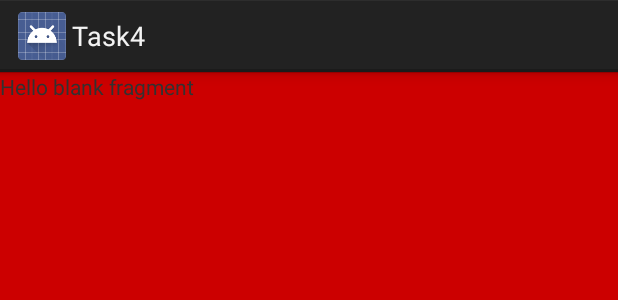
After one commit to noveogroup/university-android-task4, an Android app: the layout fragment_top.xml on its own in the app's theme, with its tools: preview values and no code run, on a phone screen of 412 x 824 dp. The commit adds this screen. Shown: the top 300 px of the screen. Run offline under Robolectric (Android 15) with nearby library versions, the phone set to English and light mode, and no system bars.

Commit message:
add TopFragment class

```diff
--- a/Task4/app/src/main/res/layout/activity_main.xml
+++ b/Task4/app/src/main/res/layout/activity_main.xml
@@ -8,9 +8,5 @@
     android:paddingBottom="@dimen/activity_vertical_margin"
     tools:context=".MainActivity">
 
-    <TextView
-        android:text="@string/hello_world"
-        android:layout_width="wrap_content"
-        android:layout_height="wrap_content" />
 
 </RelativeLayout>
--- /dev/null
+++ b/Task4/app/src/main/res/layout/fragment_top.xml
@@ -0,0 +1,15 @@
+<FrameLayout xmlns:android="http://schemas.android.com/apk/res/android"
+    xmlns:tools="http://schemas.android.com/tools"
+    android:layout_width="match_parent"
+    android:layout_height="match_parent"
+    tools:context=".fragments.TopFragment"
+    android:background="@android:color/holo_red_dark">
+
+    <!-- TODO: Update blank fragment layout -->
+    <TextView
+        android:id="@+id/top_fragment_text"
+        android:layout_width="match_parent"
+        android:layout_height="match_parent"
+        android:text="@string/hello_blank_fragment" />
+
+</FrameLayout>
--- a/Task4/app/src/main/res/values/strings.xml
+++ b/Task4/app/src/main/res/values/strings.xml
@@ -4,5 +4,6 @@
     <string name="app_name">Task4</string>
     <string name="hello_world">Hello world!</string>
     <string name="action_settings">Settings</string>
+    <string name="hello_blank_fragment">Hello blank fragment</string>
 
 </resources>
```
Also changed, not shown: Task4/app/src/main/java/com/example/admin/task4/fragments/TopFragment.java (added, +26 -0 lines), 1 other file.
